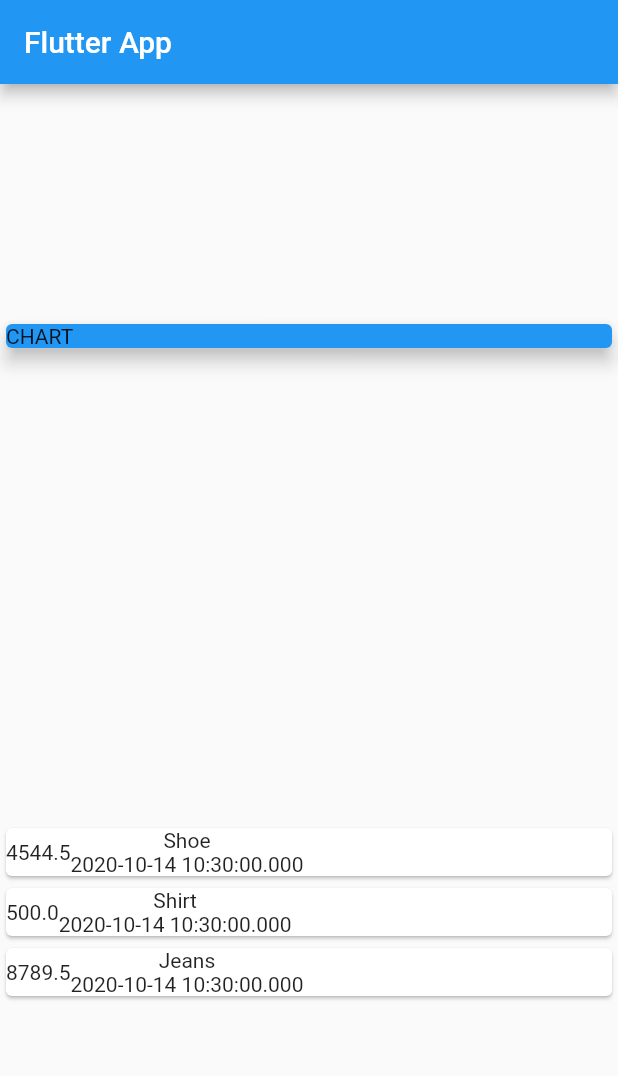
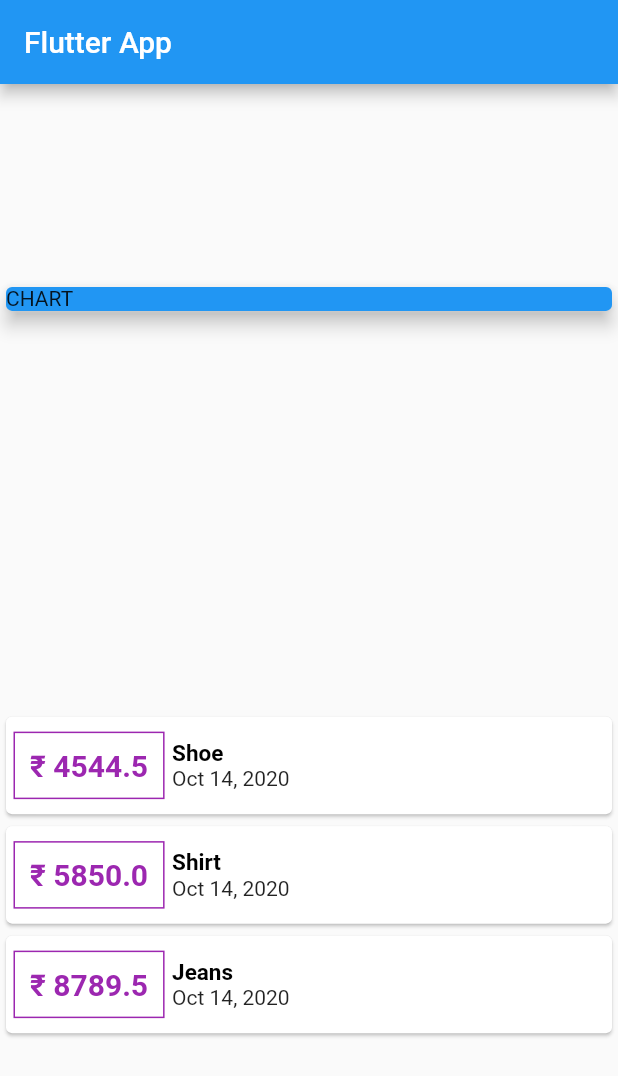
Before and after one commit to VishnuPothan/Personal-expense-app, a Flutter app: the screen it shows after launch, on a phone screen of 412 x 824 dp. Shown: the top 1076 px of the screen. Run offline on Flutter 3.47's test engine with Material 2 defaults, Android fonts, the phone set to English and light mode, and no system bars.

Commit message:
Styling to expense card

```diff
--- a/lib/main.dart
+++ b/lib/main.dart
@@ -1,5 +1,6 @@
 import 'package:flutter/cupertino.dart';
 import 'package:flutter/material.dart';
+import 'package:intl/intl.dart';
 
 import './transaction.dart';
 
@@ -19,8 +20,10 @@ class MyApp extends StatelessWidget {
 
 class MyHomePage extends StatelessWidget {
   final List<Transaction> transaction = [
-    Transaction(id: 't1', title: 'Shoe', amount: 4544.50, date: DateTime.now()),
-    Transaction(id: 't2', title: 'Shirt', amount: 500.00, date: DateTime.now()),
+    Transaction(
+        id: 't1', title: 'Shoe', amount: 4544.50, date: DateTime.now()),
+    Transaction(
+        id: 't2', title: 'Shirt', amount: 5850.00, date: DateTime.now()),
     Transaction(
         id: 't3', title: 'Jeans', amount: 8789.50, date: DateTime.now()),
   ];
@@ -49,12 +52,29 @@ class MyHomePage extends StatelessWidget {
                 child: Row(
                   children: <Widget>[
                     Container(
-                      child: Text(tx.amount.toString()),
+                      margin: EdgeInsets.symmetric(vertical: 10, horizontal: 5),
+                      decoration: BoxDecoration(
+                          border: Border.all(color: Colors.purple)),
+                      padding: EdgeInsets.all(10),
+                      child: Text(
+                        '\₹ ${tx.amount}',
+                        style: TextStyle(
+                            fontWeight: FontWeight.bold,
+                            fontSize: 20,
+                            color: Colors.purple),
+                      ),
                     ),
                     Column(
+                      crossAxisAlignment: CrossAxisAlignment.start,
                       children: <Widget>[
-                        Text(tx.title),
-                        Text(tx.date.toString())
+                        Text(
+                          tx.title,
+                          style: TextStyle(
+                              fontSize: 15,
+                              color: Colors.black,
+                              fontWeight: FontWeight.bold),
+                        ),
+                        Text(DateFormat.yMMMd().format(tx.date))
                       ],
                     )
                   ],
--- a/pubspec.yaml
+++ b/pubspec.yaml
@@ -23,7 +23,7 @@ environment:
 dependencies:
   flutter:
     sdk: flutter
-
+  intl: ^0.16.1
 
   # The following adds the Cupertino Icons font to your application.
   # Use with the CupertinoIcons class for iOS style icons.
```
Also changed, not shown: pubspec.lock.
